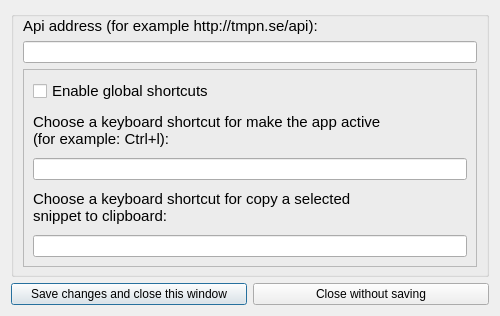
Above: apps/Source_and_executables/Win_Mac_Linux/settingsdialog.ui from sebastianlundin/ProjectX before the change. Below: the same form after it.
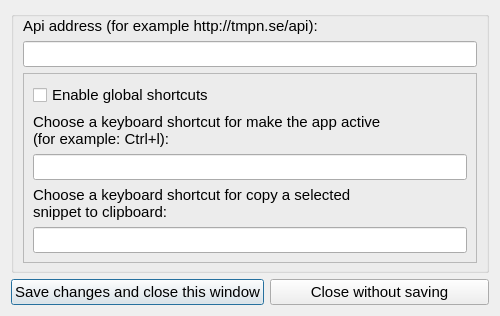
That is the form after the change.

Patch:
```diff
--- a/apps/Source_and_executables/Win_Mac_Linux/settingsdialog.ui
+++ b/apps/Source_and_executables/Win_Mac_Linux/settingsdialog.ui
@@ -31,6 +31,11 @@
     <height>316</height>
    </size>
   </property>
+  <property name="font">
+   <font>
+    <pointsize>11</pointsize>
+   </font>
+  </property>
   <property name="windowTitle">
    <string>Preferences</string>
   </property>
@@ -60,7 +65,13 @@
        <number>7</number>
       </property>
       <item row="2" column="0">
-       <widget class="QLineEdit" name="apiAddressField"/>
+       <widget class="QLineEdit" name="apiAddressField">
+        <property name="font">
+         <font>
+          <pointsize>11</pointsize>
+         </font>
+        </property>
+       </widget>
       </item>
       <item row="3" column="0">
        <widget class="QFrame" name="frame">
@@ -103,7 +114,13 @@
           </widget>
          </item>
          <item row="2" column="0">
-          <widget class="QLineEdit" name="activeShortcutField"/>
+          <widget class="QLineEdit" name="activeShortcutField">
+           <property name="font">
+            <font>
+             <pointsize>11</pointsize>
+            </font>
+           </property>
+          </widget>
          </item>
          <item row="3" column="0">
           <widget class="QLabel" name="keyboardShortcutCopyLabel">
@@ -125,7 +142,13 @@
           </widget>
          </item>
          <item row="4" column="0">
-          <widget class="QLineEdit" name="copyShortcutField"/>
+          <widget class="QLineEdit" name="copyShortcutField">
+           <property name="font">
+            <font>
+             <pointsize>11</pointsize>
+            </font>
+           </property>
+          </widget>
          </item>
         </layout>
        </widget>
@@ -156,6 +179,11 @@
    </item>
    <item row="1" column="0">
     <widget class="QPushButton" name="saveButton">
+     <property name="font">
+      <font>
+       <pointsize>11</pointsize>
+      </font>
+     </property>
      <property name="text">
       <string>Save changes and close this window</string>
      </property>
@@ -163,6 +191,11 @@
    </item>
    <item row="1" column="1">
     <widget class="QPushButton" name="closeButton">
+     <property name="font">
+      <font>
+       <pointsize>11</pointsize>
+      </font>
+     </property>
      <property name="text">
       <string>Close without saving</string>
      </property>
```
